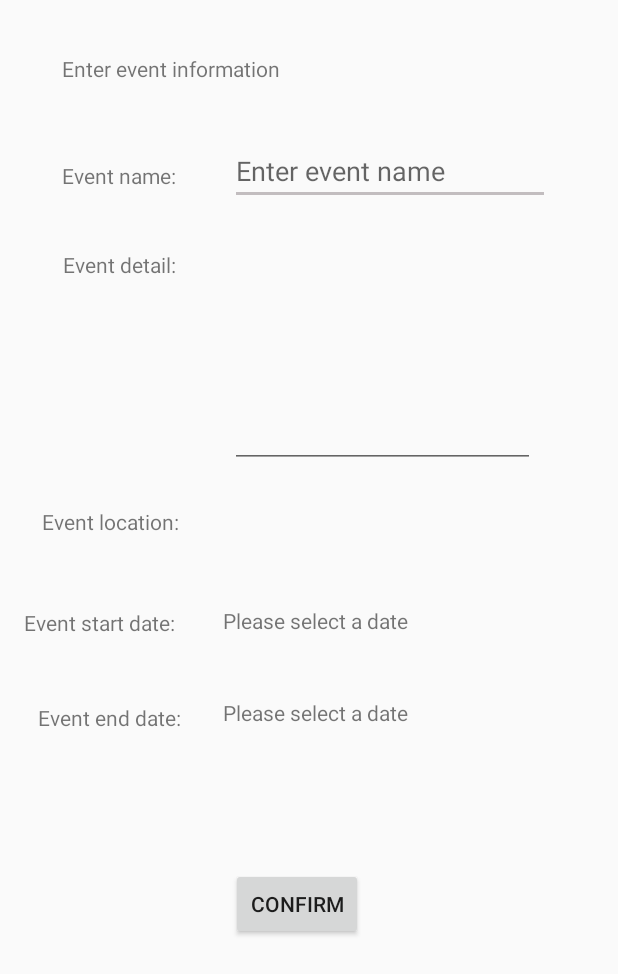
After one commit to nicholaslim95/Donary, an Android app: the CreateEvent screen opened directly, with no data from a screen before it, on a phone screen of 412 x 824 dp. The commit adds this screen. Shown: the top 974 px of the screen. Run offline under Robolectric (Android 15) with nearby library versions, the phone set to English and light mode, and no system bars.

```diff
--- a/app/src/main/AndroidManifest.xml
+++ b/app/src/main/AndroidManifest.xml
@@ -13,7 +13,8 @@
         android:roundIcon="@mipmap/ic_launcher_round"
         android:supportsRtl="true"
         android:theme="@style/AppTheme">
-        <activity android:name=".ChangePassword"></activity>
+        <activity android:name=".CreateEvent"></activity>
+        <activity android:name=".ChangePassword" />
         <activity android:name=".UpdateProfile" />
         <activity android:name=".AddDonationActivity" />
         <activity android:name=".ProfileActivity" />
--- /dev/null
+++ b/app/src/main/java/com/example/donary/CreateEvent.java
@@ -0,0 +1,72 @@
+package com.example.donary;
+
+import android.app.DatePickerDialog;
+import android.support.v4.app.DialogFragment;
+import android.support.v7.app.AppCompatActivity;
+import android.os.Bundle;
+import android.view.View;
+import android.widget.DatePicker;
+import android.widget.TextView;
+import android.widget.Toast;
+
+import org.w3c.dom.Text;
+
+import java.text.DateFormat;
+import java.util.Calendar;
+
+public class CreateEvent extends AppCompatActivity implements DatePickerDialog.OnDateSetListener {
+
+    private TextView txtCreateEventStartDate, txtCreateEventEndDate;
+    private int startEndDateidentifier= 0; // To let system know which date (start or end) is selected
+    @Override
+    protected void onCreate(Bundle savedInstanceState) {
+        super.onCreate(savedInstanceState);
+        setContentView(R.layout.activity_create_event);
+
+        txtCreateEventStartDate = (TextView) findViewById(R.id.txtCreateEventStartDate);
+        txtCreateEventEndDate = (TextView) findViewById(R.id.txtCreateEventEndDate);
+
+        txtCreateEventStartDate.setOnClickListener(new View.OnClickListener() {
+
+            @Override
+            public void onClick(View v) {
+                startEndDateidentifier = 1;
+                DialogFragment startDatePicker = new DatePickerFragment();
+                startDatePicker.show(getSupportFragmentManager(), "start date picker");
+            }
+        });
+
+        txtCreateEventEndDate.setOnClickListener(new View.OnClickListener() {
+            @Override
+            public void onClick(View v) {
+                startEndDateidentifier = 2;
+                DialogFragment endDatePicker = new DatePickerFragment();
+                endDatePicker.show(getSupportFragmentManager(), "end date picker");
+            }
+        });
+    }
+
+    @Override
+    public void onDateSet(DatePicker view, int year, int month, int dayOfMonth) {
+        if(startEndDateidentifier == 1){
+            Calendar calendar = Calendar.getInstance();
+            calendar.set(Calendar.YEAR, year);
+            calendar.set(Calendar.MONTH, month);
+            calendar.set(Calendar.DAY_OF_MONTH, dayOfMonth);
+
+            String currentDateString = DateFormat.getDateInstance(DateFormat.FULL).format(calendar.getTime());
+            txtCreateEventStartDate.setText(currentDateString);
+        }else if(startEndDateidentifier == 2){
+            Calendar calendar = Calendar.getInstance();
+            calendar.set(Calendar.YEAR, year);
+            calendar.set(Calendar.MONTH, month);
+            calendar.set(Calendar.DAY_OF_MONTH, dayOfMonth);
+
+            String currentDateString = DateFormat.getDateInstance(DateFormat.FULL).format(calendar.getTime());
+            txtCreateEventEndDate.setText(currentDateString);
+        }else{
+            Toast.makeText(CreateEvent.this, "Please make sure that all dates are selected", Toast.LENGTH_SHORT).show();
+        }
+
+    }
+}
--- a/app/src/main/java/com/example/donary/ProfileActivity.java
+++ b/app/src/main/java/com/example/donary/ProfileActivity.java
@@ -28,7 +28,7 @@ import org.w3c.dom.Text;
 
 public class ProfileActivity extends AppCompatActivity {
 
-    private TextView txt_name, txt_age, txt_email;
+    private TextView txt_name, txt_email;
     private Button btn_update_profile_info;
     private ImageView img_profilePicture;
     private FirebaseAuth firebaseAuth;
@@ -41,7 +41,6 @@ public class ProfileActivity extends AppCompatActivity {
 
         img_profilePicture = (ImageView) findViewById(R.id.imgProfilePicture);
         txt_name = (TextView) findViewById(R.id.txtProfileName);
-        txt_age = (TextView) findViewById(R.id.txtProfileAge);
         txt_email = (TextView) findViewById(R.id.txtProfileEmail);
         btn_update_profile_info = (Button) findViewById(R.id.btnUpdateProfileInfo);
 
@@ -65,7 +64,6 @@ public class ProfileActivity extends AppCompatActivity {
                 System.out.println("datasnapshotb stuff" + dataSnapshot.getValue(UserProfile.class));
                 System.out.println("userProfileActivity" + userProfile.getUserName());
                 txt_name.setText(userProfile.getUserName());
-                txt_age.setText(userProfile.getUserAge());
                 txt_email.setText(userProfile.getUserEmail());
             }
 
--- /dev/null
+++ b/app/src/main/res/layout/activity_create_event.xml
@@ -0,0 +1,160 @@
+<?xml version="1.0" encoding="utf-8"?>
+<android.support.constraint.ConstraintLayout xmlns:android="http://schemas.android.com/apk/res/android"
+    xmlns:app="http://schemas.android.com/apk/res-auto"
+    xmlns:tools="http://schemas.android.com/tools"
+    android:layout_width="match_parent"
+    android:layout_height="match_parent"
+    tools:context=".CreateEvent">
+
+    <TextView
+        android:id="@+id/textView8"
+        android:layout_width="wrap_content"
+        android:layout_height="wrap_content"
+        android:layout_marginStart="8dp"
+        android:layout_marginTop="36dp"
+        android:layout_marginEnd="8dp"
+        android:text="Enter event information"
+        app:layout_constraintEnd_toEndOf="parent"
+        app:layout_constraintHorizontal_bias="0.134"
+        app:layout_constraintStart_toStartOf="parent"
+        app:layout_constraintTop_toTopOf="parent" />
+
+    <TextView
+        android:id="@+id/textView9"
+        android:layout_width="wrap_content"
+        android:layout_height="wrap_content"
+        android:layout_marginStart="8dp"
+        android:layout_marginTop="52dp"
+        android:layout_marginEnd="8dp"
+        android:text="Event name:"
+        app:layout_constraintEnd_toEndOf="parent"
+        app:layout_constraintHorizontal_bias="0.104"
+        app:layout_constraintStart_toStartOf="parent"
+        app:layout_constraintTop_toBottomOf="@+id/textView8" />
+
+    <TextView
+        android:id="@+id/textView10"
+        android:layout_width="wrap_content"
+        android:layout_height="wrap_content"
+        android:layout_marginStart="8dp"
+        android:layout_marginTop="40dp"
+        android:layout_marginEnd="8dp"
+        android:text="Event detail:"
+        app:layout_constraintEnd_toEndOf="parent"
+        app:layout_constraintHorizontal_bias="0.106"
+        app:layout_constraintStart_toStartOf="parent"
+        app:layout_constraintTop_toBottomOf="@+id/textView9" />
+
+    <TextView
+        android:id="@+id/textView11"
+        android:layout_width="wrap_content"
+        android:layout_height="wrap_content"
+        android:layout_marginStart="8dp"
+        android:layout_marginTop="152dp"
+        android:layout_marginEnd="8dp"
+        android:text="Event location:"
+        app:layout_constraintEnd_toEndOf="parent"
+        app:layout_constraintHorizontal_bias="0.066"
+        app:layout_constraintStart_toStartOf="parent"
+        app:layout_constraintTop_toBottomOf="@+id/textView10" />
+
+    <TextView
+        android:id="@+id/textView12"
+        android:layout_width="wrap_content"
+        android:layout_height="wrap_content"
+        android:layout_marginStart="8dp"
+        android:layout_marginTop="48dp"
+        android:layout_marginEnd="8dp"
+        android:text="Event start date:"
+        app:layout_constraintEnd_toEndOf="parent"
+        app:layout_constraintHorizontal_bias="0.027"
+        app:layout_constraintStart_toStartOf="parent"
+        app:layout_constraintTop_toBottomOf="@+id/textView11" />
+
+    <TextView
+        android:id="@+id/textView13"
+        android:layout_width="wrap_content"
+        android:layout_height="wrap_content"
+        android:layout_marginStart="8dp"
+        android:layout_marginTop="44dp"
+        android:layout_marginEnd="8dp"
+        android:text="Event end date:"
+        app:layout_constraintEnd_toEndOf="parent"
+        app:layout_constraintHorizontal_bias="0.057"
+        app:layout_constraintStart_toStartOf="parent"
+        app:layout_constraintTop_toBottomOf="@+id/textView12" />
+
+    <EditText
+        android:id="@+id/editText"
+        android:layout_width="wrap_content"
+        android:layout_height="wrap_content"
+        android:layout_marginStart="8dp"
+        android:layout_marginTop="36dp"
+        android:layout_marginEnd="8dp"
+        android:ems="10"
+        android:hint="Enter event name"
+        android:inputType="textPersonName"
+        app:layout_constraintEnd_toEndOf="parent"
+        app:layout_constraintHorizontal_bias="0.428"
+        app:layout_constraintStart_toEndOf="@+id/textView9"
+        app:layout_constraintTop_toBottomOf="@+id/textView8" />
+
+    <EditText
+        android:id="@+id/editText2"
+        android:layout_width="203dp"
+        android:layout_height="155dp"
+        android:layout_marginStart="8dp"
+        android:layout_marginTop="20dp"
+        android:layout_marginEnd="8dp"
+        android:ems="10"
+        android:gravity="start|top"
+        android:inputType="textMultiLine"
+        app:layout_constraintEnd_toEndOf="parent"
+        app:layout_constraintHorizontal_bias="0.369"
+        app:layout_constraintStart_toEndOf="@+id/textView10"
+        app:layout_constraintTop_toBottomOf="@+id/editText" />
+
+    <Button
+        android:id="@+id/btnCreateEvent"
+        android:layout_width="wrap_content"
+        android:layout_height="wrap_content"
+        android:layout_marginStart="8dp"
+        android:layout_marginTop="8dp"
+        android:layout_marginEnd="8dp"
+        android:layout_marginBottom="8dp"
+        android:text="Confirm"
+        app:layout_constraintBottom_toBottomOf="parent"
+        app:layout_constraintEnd_toEndOf="parent"
+        app:layout_constraintHorizontal_bias="0.475"
+        app:layout_constraintStart_toStartOf="parent"
+        app:layout_constraintTop_toBottomOf="@+id/textView13"
+        app:layout_constraintVertical_bias="0.305" />
+
+    <TextView
+        android:id="@+id/txtCreateEventStartDate"
+        android:layout_width="216dp"
+        android:layout_height="29dp"
+        android:layout_marginTop="92dp"
+        android:layout_marginEnd="8dp"
+        android:hint="Please select a date"
+        android:text="Please select a date"
+        app:layout_constraintEnd_toEndOf="parent"
+        app:layout_constraintHorizontal_bias="0.448"
+        app:layout_constraintStart_toEndOf="@+id/textView12"
+        app:layout_constraintTop_toBottomOf="@+id/editText2" />
+
+    <TextView
+        android:id="@+id/txtCreateEventEndDate"
+        android:layout_width="216dp"
+        android:layout_height="29dp"
+        android:layout_marginStart="28dp"
+        android:layout_marginTop="32dp"
+        android:layout_marginEnd="8dp"
+        android:hint="Please select a date"
+        android:text="Please select a date"
+        app:layout_constraintEnd_toEndOf="parent"
+        app:layout_constraintHorizontal_bias="0.0"
+        app:layout_constraintStart_toEndOf="@+id/textView13"
+        app:layout_constraintTop_toBottomOf="@+id/txtCreateEventStartDate" />
+
+</android.support.constraint.ConstraintLayout>
```
Also changed, not shown: app/src/main/java/com/example/donary/DatePickerFragment.java (added, +23 -0 lines), app/src/main/java/com/example/donary/Register.java (+3 -5 lines), app/src/main/java/com/example/donary/Settings.java (+26 -0 lines), app/src/main/java/com/example/donary/UpdateProfile.java (+81 -6 lines), app/src/main/java/com/example/donary/UserProfile.java (+1 -12 lines), app/src/main/java/com/example/donary/tab1_fragment.java (+6 -14 lines), app/src/main/res/layout/activity_profile.xml (+2 -13 lines), app/src/main/res/layout/activity_register.xml (+4 -28 lines), app/src/main/res/layout/activity_settings.xml (+12 -0 lines), app/src/main/res/layout/activity_update_profile.xml (+4 -18 lines), app/src/main/res/layout/fragment_tab1_fragment.xml (+10 -2 lines).
